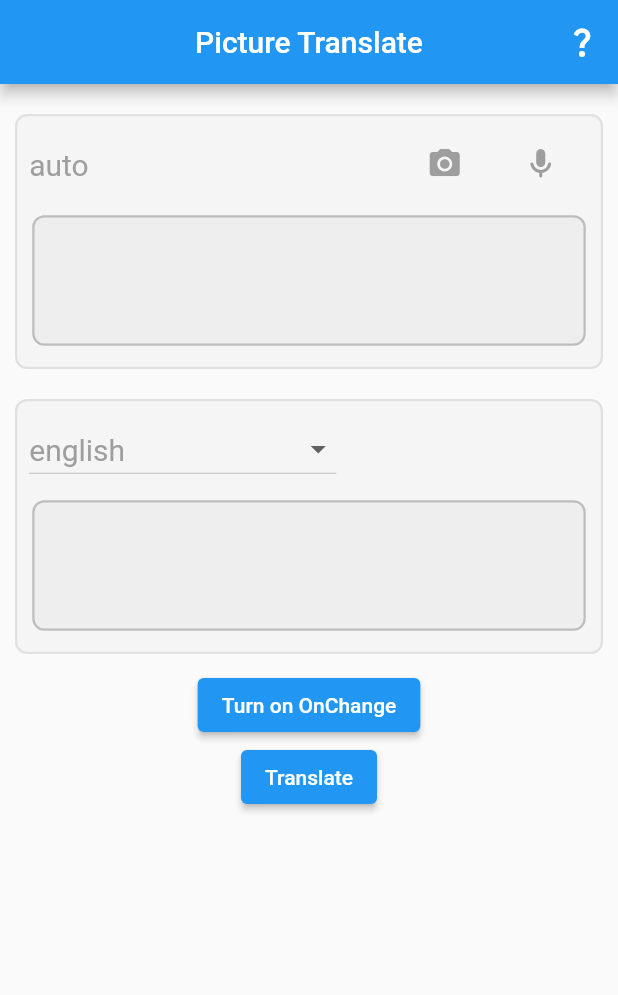
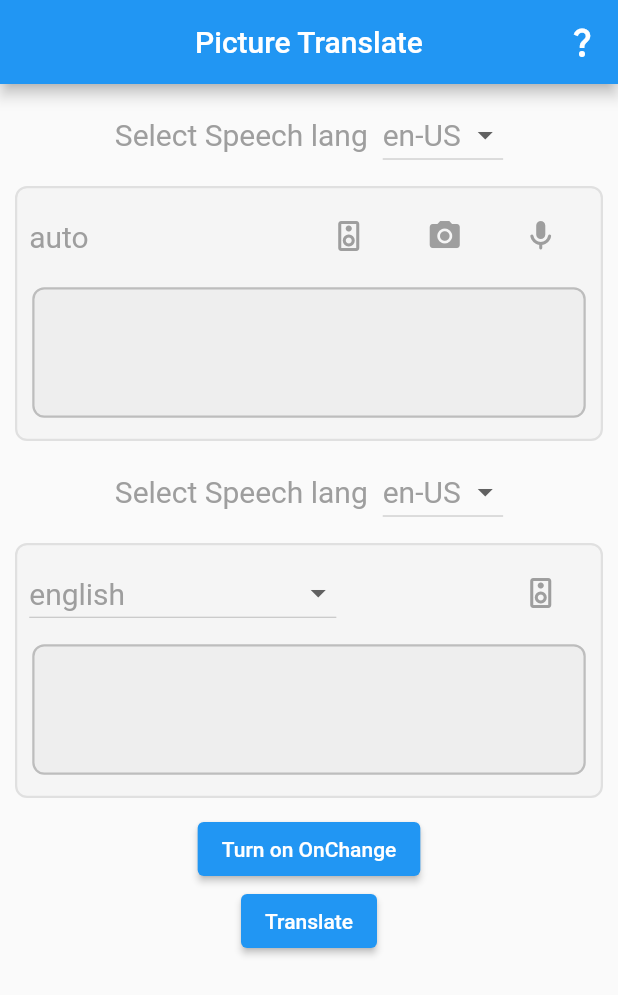
Before and after one commit to Jkz1/Tugas_AI, a Flutter app: the screen it shows after launch, on a phone screen of 412 x 824 dp. Shown: the top 995 px of the screen. Run offline on Flutter 3.47's test engine with Material 2 defaults, Android fonts, the light colour scheme and no system bars; our stand-ins replace camera, flutter_tts, image_cropper, image_picker, speech_to_text.

Commit message:
Menambahkan fitur text to speech

```diff
--- a/ai/lib/page/textTrans/res.dart
+++ b/ai/lib/page/textTrans/res.dart
@@ -2,6 +2,7 @@ import 'dart:convert';
 
 import 'package:ai/provider/providers.dart';
 import 'package:flutter/material.dart';
+import 'package:flutter_tts/flutter_tts.dart';
 import 'package:http/http.dart' as http;
 import 'package:provider/provider.dart';
 
@@ -16,6 +17,43 @@ class Res extends StatefulWidget {
 
 class _ResState extends State<Res> {
   String dropdownval = "en";
+
+  FlutterTts mouth = FlutterTts();
+
+  String mouthlang = '';
+
+  List<DropdownMenuItem<String>> dropDownLangList() {
+    List<DropdownMenuItem<String>> temp = [];
+    List<dynamic> mouthlanglist = [
+      "en-US",
+      "de-DE",
+      "en-GB",
+      "es-ES",
+      "es-US",
+      "fr-FR",
+      "hi-IN",
+      "id-ID",
+      "it-IT",
+      "ja-JP",
+      "ko-KR",
+      "nl-NL",
+      "pl-PL",
+      "pt-BR",
+      "ru-RU",
+      "zh-CN",
+      "zh-HK",
+      "zh-TW"
+    ];
+    mouthlanglist.forEach((element) {
+      temp.add(DropdownMenuItem(
+        child: Text(element),
+        value: element,
+      ));
+    });
+    return temp;
+  }
+
+  String selectedMouthLang = 'en-US';
 
   List<DropdownMenuItem<String>> ListLan() {
     List<DropdownMenuItem<String>> temp = [];
@@ -32,12 +70,19 @@ class _ResState extends State<Res> {
   Widget build(BuildContext context) {
     final prov = Provider.of<Prov>(context);
 
+    speak(String text) async {
+      await mouth.setLanguage(selectedMouthLang);
+      List<dynamic> listlang = await mouth.getLanguages;
+      print(listlang);
+      await mouth.setPitch(1.0);
+      await mouth.speak(text);
+    }
+
     postfunc() async {
       if (prov.val == '') {
         print("empty val");
       } else {
-        final request = await http.post(
-            Uri.parse(prov.uri+'TextTranslate'),
+        final request = await http.post(Uri.parse(prov.uri + 'TextTranslate'),
             body: json.encode({'Text': prov.val, 'Lan': prov.dest}));
         final res = jsonDecode(request.body) as Map<String, dynamic>;
         prov.setdest = res["LangDest"];
@@ -48,6 +93,27 @@ class _ResState extends State<Res> {
 
     return Column(
       children: [
+        Row(
+          mainAxisAlignment: MainAxisAlignment.center,
+          children: [
+            Text(
+              "Select Speech lang",
+              style: TextStyle(color: Colors.grey, fontSize: 20),
+            ),
+            SizedBox(
+              width: 10,
+            ),
+            DropdownButton(
+                value: selectedMouthLang,
+                items: dropDownLangList(),
+                style: TextStyle(color: Colors.grey, fontSize: 20),
+                onChanged: (String? newval) {
+                  setState(() {
+                    selectedMouthLang = newval!;
+                  });
+                }),
+          ],
+        ),
         Container(
           width: (MediaQuery.of(context).size.width) - 20,
           height: 170,
@@ -60,6 +126,9 @@ class _ResState extends State<Res> {
           child: Column(
             crossAxisAlignment: CrossAxisAlignment.start,
             children: [
+              Row(
+                mainAxisAlignment: MainAxisAlignment.spaceBetween,
+                children: [
                   DropdownButton(
                       value: dropdownval,
                       style: TextStyle(color: Colors.grey, fontSize: 20),
@@ -70,6 +139,16 @@ class _ResState extends State<Res> {
                         });
                       },
                       items: ListLan()),
+                  TextButton(
+                      onPressed: () {
+                        speak(prov.restxt);
+                      },
+                      child: Icon(
+                        Icons.speaker_outlined,
+                        color: Colors.grey,
+                      )),
+                ],
+              ),
               Container(
                   width: (MediaQuery.of(context).size.width) - 40,
                   height: 87,
@@ -93,16 +172,14 @@ class _ResState extends State<Res> {
             },
             child: prov.active
                 ? Text("Turn off OnChange")
-              : Text("Turn on OnChange")
-        ),
+                : Text("Turn on OnChange")),
         ElevatedButton(
-          onPressed: () async{
+            onPressed: () async {
               prov.setloadstatus = true;
               await postfunc();
               prov.setloadstatus = false;
             },
-          child: Text("Translate")
-        ),
+            child: Text("Translate")),
       ],
     );
     ;
--- a/ai/lib/page/textTrans/src.dart
+++ b/ai/lib/page/textTrans/src.dart
@@ -8,6 +8,7 @@ import 'package:image_picker/image_picker.dart';
 import 'package:http/http.dart' as http;
 import 'package:provider/provider.dart';
 import 'package:speech_to_text/speech_to_text.dart';
+import 'package:flutter_tts/flutter_tts.dart';
 
 class Src extends StatefulWidget {
   Src({super.key});
@@ -20,6 +21,7 @@ class _SrcState extends State<Src> {
   final _txtcontroller = TextEditingController();
 
   SpeechToText tools = SpeechToText();
+  FlutterTts mouth = FlutterTts();
 
   final imgPicker = ImagePicker();
 
@@ -29,9 +31,34 @@ class _SrcState extends State<Src> {
 
   bool active = false;
 
+  String mouthlang = '';
+
+  List<DropdownMenuItem<String>> dropDownLangList (){
+    List<DropdownMenuItem<String>> temp = [];
+    List<dynamic> mouthlanglist = ["en-US", "de-DE", "en-GB", "es-ES", "es-US", "fr-FR", "hi-IN", "id-ID", "it-IT", "ja-JP", "ko-KR", "nl-NL", "pl-PL", "pt-BR", "ru-RU", "zh-CN", "zh-HK", "zh-TW"];
+    mouthlanglist.forEach((element) {
+      temp.add(
+        DropdownMenuItem(
+          child: Text(element),
+          value: element,)
+      );
+    });
+    return temp;
+  }
+
+  String selectedMouthLang = 'en-US';
+
   @override
   Widget build(BuildContext context) {
     final prov = Provider.of<Prov>(context);
+
+    speak(String text)async{
+      await mouth.setLanguage(selectedMouthLang);
+      List<dynamic> listlang = await mouth.getLanguages;
+      print(listlang);
+      await mouth.setPitch(1.0);
+      await mouth.speak(text);
+    }
 
     var image;
     var newimage;
@@ -206,6 +233,23 @@ class _SrcState extends State<Src> {
     return Column(
       children: [
         SizedBox(height: 10,),
+        Row(
+          mainAxisAlignment: MainAxisAlignment.center,
+          children: [
+            Text("Select Speech lang", style: TextStyle(color: Colors.grey, fontSize: 20),),
+            SizedBox(width: 10,),
+            DropdownButton(
+              value: selectedMouthLang,
+              items: dropDownLangList(),
+              style: TextStyle(color: Colors.grey, fontSize: 20),
+              onChanged: (String? newval){
+                setState(() {
+                  selectedMouthLang = newval!;
+                });
+              }
+            ),
+          ],
+        ),
         Container(
           width: (MediaQuery.of(context).size.width) - 20,
           height: 170,
@@ -227,6 +271,12 @@ class _SrcState extends State<Src> {
                   ),
                   Row(
                     children: [
+                      TextButton(
+                        onPressed: (){
+                          speak(prov.val);
+                        },
+                        child: Icon(Icons.speaker_outlined, color: Colors.grey,)
+                      ),
                       TextButton(
                           onPressed: () {
                             camfunct();
--- a/ai/pubspec.yaml
+++ b/ai/pubspec.yaml
@@ -43,6 +43,7 @@ dependencies:
   image_cropper: ^4.0.1
   provider: ^6.0.5
   speech_to_text: ^6.1.1
+  flutter_tts: ^3.7.0
 
 dev_dependencies:
   flutter_test:
```
Also changed, not shown: ai/pubspec.lock, 1 other file. Lines whose indentation alone changed are shown as unchanged.
